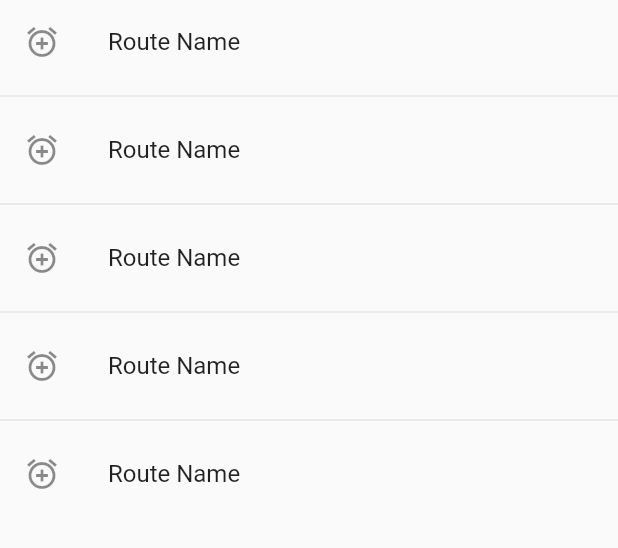
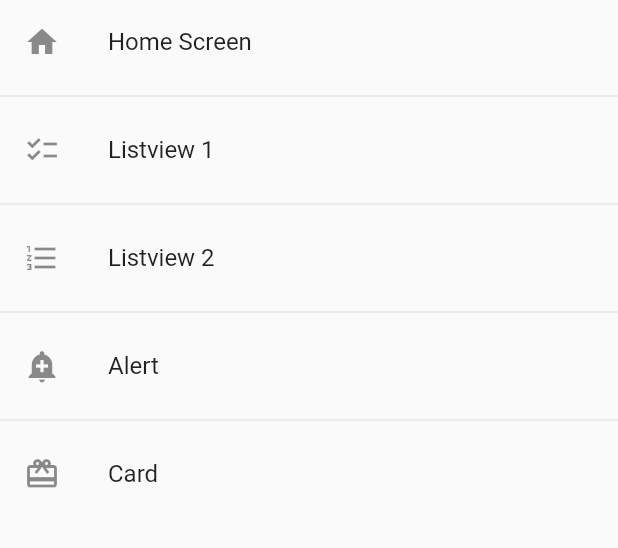
Before and after one commit to CA2puntosV/flutter-component, a Flutter app: the screen it shows after launch, on a phone screen of 412 x 824 dp, the part 84-632 px from its top. Run offline on Flutter 3.47's test engine with Material 2 defaults, Android fonts, the phone set to English and light mode, and no system bars.

Commit message:
routes in home screen updated

```diff
--- a/lib/main.dart
+++ b/lib/main.dart
@@ -9,9 +9,10 @@ class MyApp extends StatelessWidget {
   @override
   Widget build(BuildContext context) {
     return MaterialApp(
+      debugShowCheckedModeBanner: false,
       title: 'Material App',
       initialRoute: AppRoutes.initialRoute,
-      routes: AppRoutes.routes,
+      routes: AppRoutes.getMenuRoutes(),
       onGenerateRoute: AppRoutes.onGenerateRoute,
     );
   }
--- a/lib/router/app_routes.dart
+++ b/lib/router/app_routes.dart
@@ -43,13 +43,27 @@ class AppRoutes {
     ),
   ];
 
+  static Map<String, Widget Function(BuildContext)> getMenuRoutes() {
+    Map<String, Widget Function(BuildContext)> appRoutes = {};
+
+    for (final MenuOption option in menuOptions) {
+      appRoutes.addAll(
+        {option.route: (_) => option.screen},
+      );
+    }
+
+    return appRoutes;
+  }
+
+/*  This is helpful when we are using our routes without icons,
+    names or more properties
   static Map<String, Widget Function(BuildContext)> routes = {
-    'home': (BuildContext context) => const HomeScreen(),
+    'home'     : (BuildContext context) => const HomeScreen(),
     'listview1': (BuildContext context) => const ListView1Screen(),
     'listview2': (BuildContext context) => const ListView2Screen(),
-    'alert': (BuildContext context) => const AlertScreen(),
-    'card': (BuildContext context) => const CardScreen(),
-  };
+    'alert'    : (BuildContext context) => const AlertScreen(),
+    'card'     : (BuildContext context) => const CardScreen(),
+  }; */
 
   static Route<dynamic> onGenerateRoute(RouteSettings settings) {
     return MaterialPageRoute(
--- a/lib/router/screens.dart
+++ b/lib/router/screens.dart
@@ -1,5 +1,7 @@
 /* This way of exporting the classes in a single class
 is important to avoid having a lot of imports in each class */
+
+export 'package:components/router/app_routes.dart';
 
 export 'package:components/screens/alert_screen.dart';
 export 'package:components/screens/card_screen.dart';
--- a/lib/screens/home_screen.dart
+++ b/lib/screens/home_screen.dart
@@ -1,4 +1,6 @@
 import 'package:flutter/material.dart';
+
+import 'package:components/router/screens.dart';
 
 class HomeScreen extends StatelessWidget {
   const HomeScreen({Key? key}) : super(key: key);
@@ -12,12 +14,19 @@ class HomeScreen extends StatelessWidget {
           elevation: 0,
         ),
         body: ListView.separated(
-          itemCount: 5,
+          itemCount: AppRoutes.menuOptions.length,
           itemBuilder: (ctx, i) => ListTile(
-            title: const Text('Route Name'),
-            leading: const Icon(Icons.alarm_add),
+            title: Text(
+              AppRoutes.menuOptions[i].name,
+            ),
+            leading: Icon(
+              AppRoutes.menuOptions[i].icon,
+            ),
             onTap: () {
-              Navigator.pushNamed(context, 'card');
+              Navigator.pushNamed(
+                context,
+                AppRoutes.menuOptions[i].route,
+              );
 
               /* With MaterialPageRoute we can custom the transitions and have complete control over
               final route = MaterialPageRoute(
```
